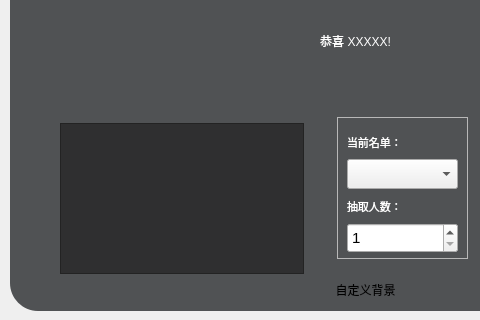
Old version of the form picker.ui in the repository Yish1/Class-Roster-Picker-NEXT; both pictures show x 0 to 480 and y 90 to 410 of the 701 by 410 pixel window.
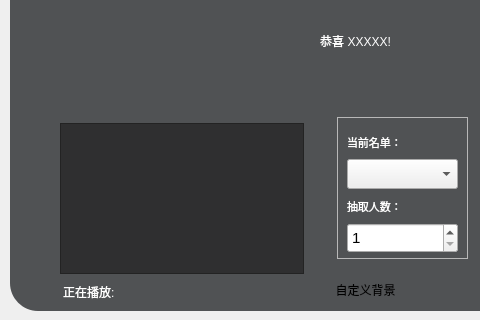
New version of the form. Icons and pictures are not drawn.

Patch:
```diff
--- a/picker.ui
+++ b/picker.ui
@@ -541,6 +541,30 @@
     <set>Qt::NoTextInteraction</set>
    </property>
   </widget>
+  <widget class="QLabel" name="label_7">
+   <property name="geometry">
+    <rect>
+     <x>63</x>
+     <y>372</y>
+     <width>241</width>
+     <height>20</height>
+    </rect>
+   </property>
+   <property name="styleSheet">
+    <string notr="true">QLabel {
+    color: #FFFFFF;
+}</string>
+   </property>
+   <property name="text">
+    <string>正在播放:</string>
+   </property>
+   <property name="alignment">
+    <set>Qt::AlignLeading|Qt::AlignLeft|Qt::AlignVCenter</set>
+   </property>
+   <property name="textInteractionFlags">
+    <set>Qt::NoTextInteraction</set>
+   </property>
+  </widget>
   <zorder>label_2</zorder>
   <zorder>label</zorder>
   <zorder>frame</zorder>
@@ -551,6 +575,7 @@
   <zorder>progressBar</zorder>
   <zorder>frame_3</zorder>
   <zorder>label_6</zorder>
+  <zorder>label_7</zorder>
  </widget>
  <resources>
   <include location="res/ui1.qrc"/>
```
